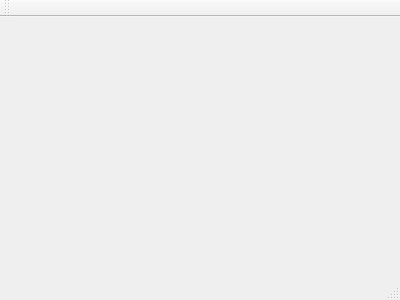
This is mainwindow.ui in iyinchao/head_track as Qt 5 draws it before an edit. The edited form follows.
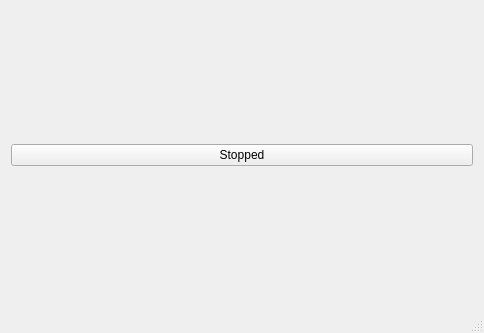
This is the edited form.

Commit message: Main window & IRSController inital commit

The edit to the form file:
```diff
--- a/mainwindow.ui
+++ b/mainwindow.ui
@@ -1,24 +1,60 @@
 <ui version="4.0">
  <class>MainWindow</class>
- <widget class="QMainWindow" name="MainWindow" >
-  <property name="geometry" >
+ <widget class="QMainWindow" name="MainWindow">
+  <property name="geometry">
    <rect>
     <x>0</x>
     <y>0</y>
-    <width>400</width>
-    <height>300</height>
+    <width>484</width>
+    <height>333</height>
    </rect>
   </property>
   <property name="windowTitle" >
    <string>MainWindow</string>
   </property>
-  <widget class="QMenuBar" name="menuBar" />
-  <widget class="QToolBar" name="mainToolBar" />
-  <widget class="QWidget" name="centralWidget" />
-  <widget class="QStatusBar" name="statusBar" />
+  <widget class="QWidget" name="w_center">
+   <layout class="QGridLayout" name="gridLayout_2">
+    <item row="0" column="0">
+     <layout class="QGridLayout" name="l_center">
+      <item row="0" column="0">
+       <widget class="QPushButton" name="bt_mainCtrl">
+        <property name="sizePolicy">
+         <sizepolicy hsizetype="Minimum" vsizetype="Fixed">
+          <horstretch>0</horstretch>
+          <verstretch>0</verstretch>
+         </sizepolicy>
+        </property>
+        <property name="autoFillBackground">
+         <bool>false</bool>
+        </property>
+        <property name="text">
+         <string>Stopped</string>
+        </property>
+        <property name="checkable">
+         <bool>true</bool>
+        </property>
+        <property name="checked">
+         <bool>false</bool>
+        </property>
+       </widget>
+      </item>
+     </layout>
+    </item>
+   </layout>
+  </widget>
+  <widget class="QMenuBar" name="menuBar">
+   <property name="geometry">
+    <rect>
+     <x>0</x>
+     <y>0</y>
+     <width>484</width>
+     <height>23</height>
+    </rect>
+   </property>
+  </widget>
+  <widget class="QStatusBar" name="statusBar"/>
  </widget>
- <layoutDefault spacing="6" margin="11" />
- <pixmapfunction></pixmapfunction>
+ <layoutdefault spacing="6" margin="11"/>
  <resources/>
  <connections/>
 </ui>
```
Left out of the diff: 3 changed lines with no effect on the pictures. The commit also changes 5 other files.
